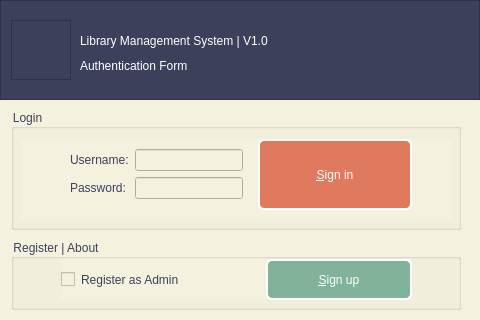
Before: the Qt Designer form authentication.ui in kianmajl/Library, drawn with Qt 5.
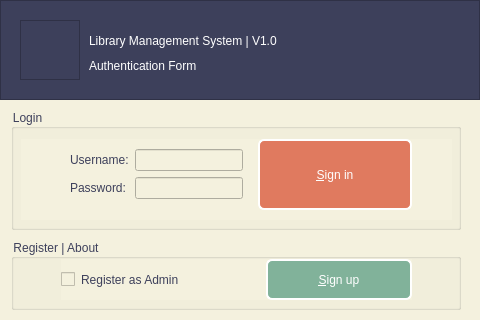
After: the same form once the commit is applied. Icons and pictures are not drawn.

Commit message: Improve the Design of login form

```diff
--- a/authentication.ui
+++ b/authentication.ui
@@ -248,7 +248,7 @@
    <widget class="QFrame" name="frame_logo">
     <property name="geometry">
      <rect>
-      <x>11</x>
+      <x>20</x>
       <y>20</y>
       <width>60</width>
       <height>60</height>
@@ -267,7 +267,7 @@
    <widget class="QLabel" name="label_title">
     <property name="geometry">
      <rect>
-      <x>80</x>
+      <x>89</x>
       <y>25</y>
       <width>381</width>
       <height>31</height>
@@ -283,7 +283,7 @@
    <widget class="QLabel" name="label">
     <property name="geometry">
      <rect>
-      <x>80</x>
+      <x>89</x>
       <y>55</y>
       <width>311</width>
       <height>21</height>
```
Left out of the diff: 4 changed lines with no effect on the pictures.
